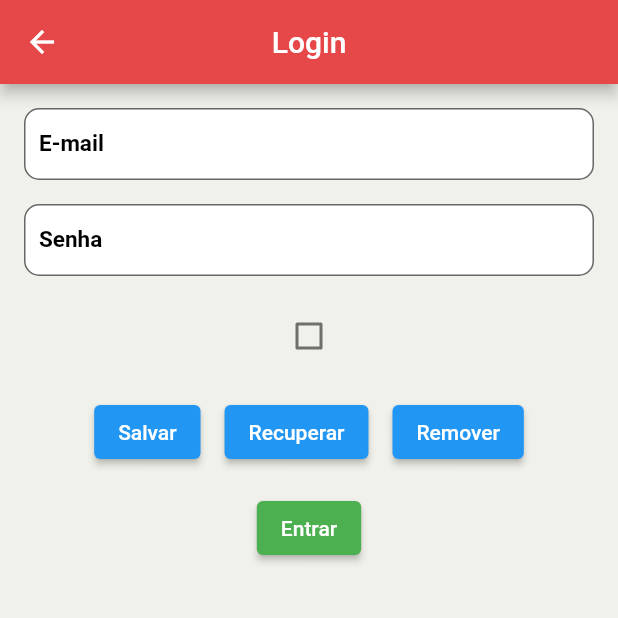
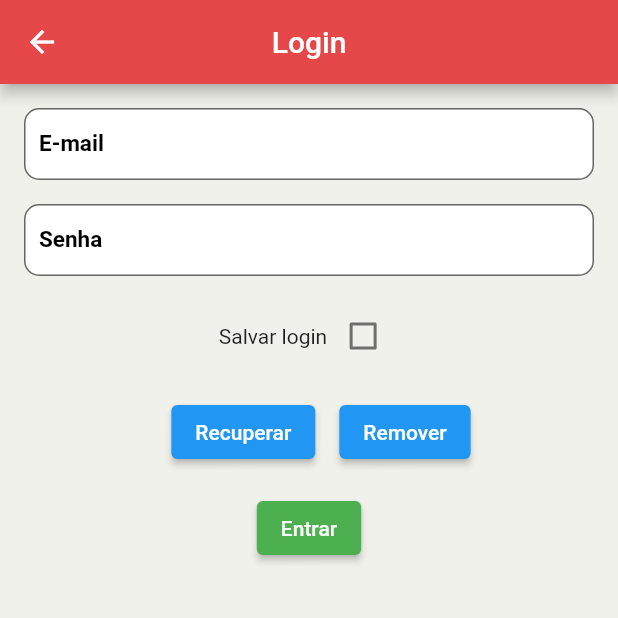
Before and after one commit to SauloMFreitas/LDDM-Projeto, a Flutter app: the Login screen opened directly, on a phone screen of 412 x 824 dp, the top half of it. Run offline on Flutter 3.47's test engine with Material 2 defaults, Android fonts, the phone set to English and light mode, and no system bars; our stand-ins replace image_picker, percent_indicator, shared_preferences, sqflite, table_calendar; accounts and stored records are empty.

Commit message:
Botão de entrar salva o login
quando o usuário marca o checkbox de salvar login e clica em entrar, o sistema salva o email e a senha deste usuário

```diff
--- a/Myplanner/lib/Login.dart
+++ b/Myplanner/lib/Login.dart
@@ -91,6 +91,11 @@ class _LoginState extends State<Login> {
 
             SizedBox(height: 16.0),
 
+            Row(
+              mainAxisAlignment: MainAxisAlignment.center,
+              children: <Widget>[
+                Text("Salvar login"),
+
                 Checkbox(
                   value: _salvarLogin,
                   onChanged: (value) {
@@ -99,16 +104,14 @@ class _LoginState extends State<Login> {
                     });
                   },
                 ),
+              ],
+            ),
 
             SizedBox(height: 16.0),
 
             Row(
               mainAxisAlignment: MainAxisAlignment.center,
               children: <Widget>[
-                ElevatedButton(
-                  child: Text("Salvar"),
-                  onPressed: _salvarSenha,
-                ),
                 SizedBox(width: 16,),
                 ElevatedButton(
                   child: Text("Recuperar"),
@@ -130,6 +133,7 @@ class _LoginState extends State<Login> {
               ),
               child: Text("Entrar"),
               onPressed: () {
+                _salvarSenha();
                 Navigator.push(
                   context,
                   MaterialPageRoute(
--- a/Myplanner/lib/main.dart
+++ b/Myplanner/lib/main.dart
@@ -1,6 +1,7 @@
 import 'package:flutter/material.dart';
 import 'package:intl/intl.dart';
 import 'package:intl/date_symbol_data_local.dart';
+import 'package:myplanner/Login.dart';
 import 'package:path_provider/path_provider.dart';
 import 'assets/AppStyles.dart';
 import 'package:flutter/services.dart';
@@ -44,7 +45,7 @@ class _InicioState extends State<Inicio> {
     Lista(dataSelecionada: DateFormat('dd/MM/yyyy').format(DateTime.now())),
     AddTarefa(),
     Pet(xpAtual: 120),
-    Perfil(),
+    Login(),
     //TelaInicial(),
   ];
 
```
Also changed, not shown: 1 other file. Lines whose indentation alone changed are shown as unchanged.
